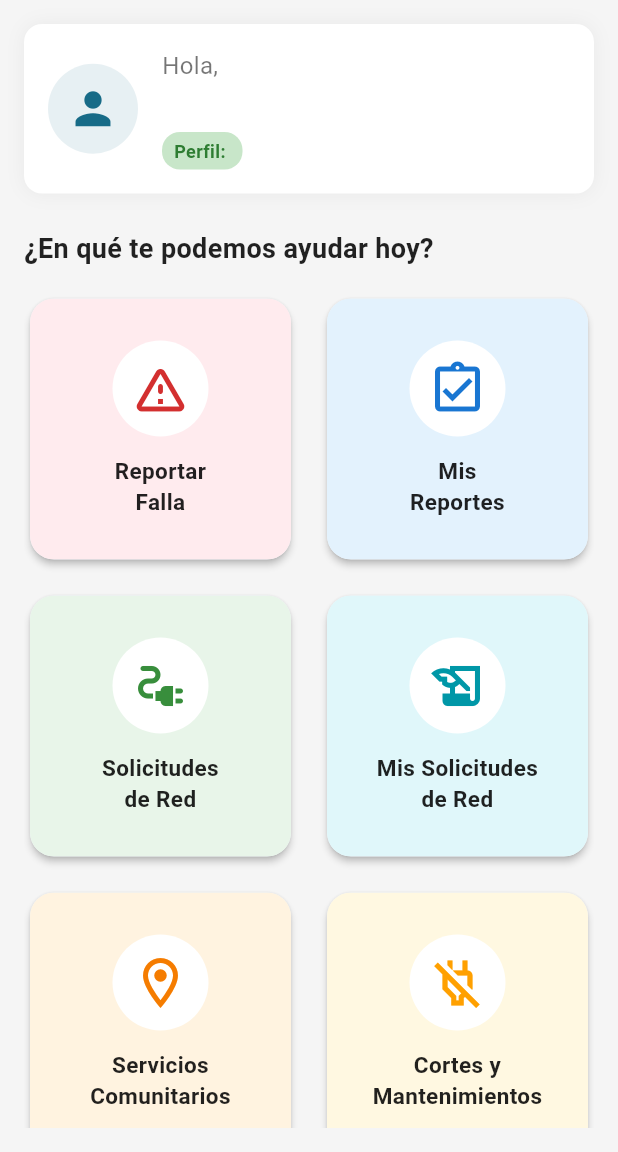
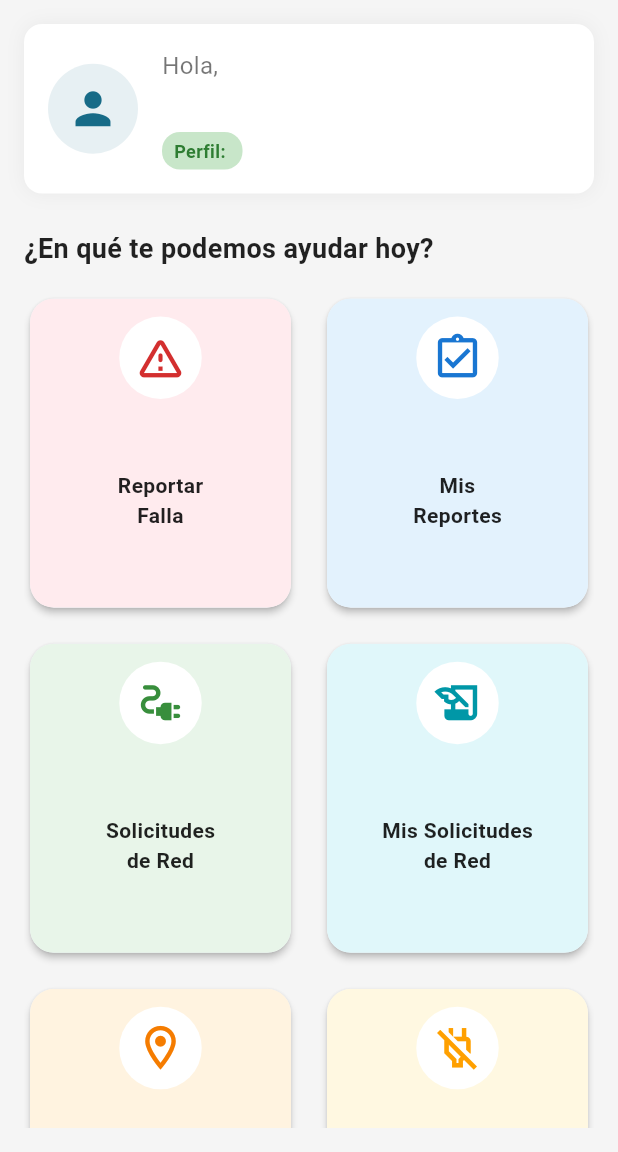
Before and after one commit to luisangelgomezlara-oss/sitienergia-frontend, a Flutter app: the HomePage screen opened directly with empty values, on a phone screen of 412 x 824 dp, the part 84-1236 px from its top. Run offline on Flutter 3.47's test engine with Material 3 defaults, Android fonts, the phone set to English and light mode, and no system bars; our stand-ins replace geolocator, google_maps_flutter, image_picker.

Commit message:
fix: ajuste responsivo en tarjetas del home para evitar bottom overflow

```diff
--- a/lib/presentation/pages/home_page.dart
+++ b/lib/presentation/pages/home_page.dart
@@ -123,7 +123,8 @@ class HomePage extends StatelessWidget {
                   crossAxisCount: 2,
                   crossAxisSpacing: 16,
                   mainAxisSpacing: 16,
-                  childAspectRatio: 1.0,
+                  childAspectRatio:
+                      0.85, // <-- Proporción corregida (más altura)
                   children: _obtenerTarjetasSegunRol(context),
                 ),
               ),
@@ -144,7 +145,6 @@ class HomePage extends StatelessWidget {
   // --- Lógica de Tarjetas por Rol ---
   List<Widget> _obtenerTarjetasSegunRol(BuildContext context) {
     if (session.rol == 'ADMIN') {
-      // Menú exclusivo para Administradores
       return [
         _construirTarjeta(
           context: context,
@@ -201,7 +201,6 @@ class HomePage extends StatelessWidget {
             );
           },
         ),
-        // NUEVA TARJETA: Mantenimientos (ADMIN)
         _construirTarjeta(
           context: context,
           titulo: 'Cortes y\nMantenimientos',
@@ -211,13 +210,13 @@ class HomePage extends StatelessWidget {
           alPresionar: () {
             Navigator.push(
               context,
-              MaterialPageRoute(builder: (_) => MantenimientosPage(session: session)),
+              MaterialPageRoute(
+                  builder: (_) => MantenimientosPage(session: session)),
             );
           },
         ),
       ];
     } else if (session.rol == 'TECNICO') {
-      // Menú exclusivo para Técnicos
       return [
         _construirTarjeta(
           context: context,
@@ -248,7 +247,6 @@ class HomePage extends StatelessWidget {
             );
           },
         ),
-        // NUEVA TARJETA: Mantenimientos (TÉCNICO)
         _construirTarjeta(
           context: context,
           titulo: 'Cortes y\nMantenimientos',
@@ -258,13 +256,13 @@ class HomePage extends StatelessWidget {
           alPresionar: () {
             Navigator.push(
               context,
-              MaterialPageRoute(builder: (_) => MantenimientosPage(session: session)),
+              MaterialPageRoute(
+                  builder: (_) => MantenimientosPage(session: session)),
             );
           },
         ),
       ];
     } else {
-      // Menú para Clientes
       return [
         _construirTarjeta(
           context: context,
@@ -341,7 +339,6 @@ class HomePage extends StatelessWidget {
             );
           },
         ),
-        // NUEVA TARJETA: Mantenimientos (CLIENTE)
         _construirTarjeta(
           context: context,
           titulo: 'Cortes y\nMantenimientos',
@@ -351,7 +348,8 @@ class HomePage extends StatelessWidget {
           alPresionar: () {
             Navigator.push(
               context,
-              MaterialPageRoute(builder: (_) => MantenimientosPage(session: session)),
+              MaterialPageRoute(
+                  builder: (_) => MantenimientosPage(session: session)),
             );
           },
         ),
@@ -376,24 +374,31 @@ class HomePage extends StatelessWidget {
         onTap: alPresionar,
         child: Container(
           decoration: BoxDecoration(color: colorFondo),
-          padding: const EdgeInsets.all(16),
+          padding: const EdgeInsets.symmetric(horizontal: 8, vertical: 12),
           child: Column(
             mainAxisAlignment: MainAxisAlignment.center,
             children: [
               Container(
-                padding: const EdgeInsets.all(12),
+                padding: const EdgeInsets.all(10),
                 decoration: const BoxDecoration(
                     color: Colors.white, shape: BoxShape.circle),
-                child: Icon(icono, size: 40, color: colorIcono),
+                child: Icon(icono, size: 35, color: colorIcono),
               ),
-              const SizedBox(height: 12),
-              Text(
-                titulo,
-                textAlign: TextAlign.center,
-                style: const TextStyle(
-                    fontSize: 15,
-                    fontWeight: FontWeight.bold,
-                    color: Colors.black87),
+              const SizedBox(height: 8),
+              Expanded(
+                child: Center(
+                  child: FittedBox(
+                    fit: BoxFit.scaleDown,
+                    child: Text(
+                      titulo,
+                      textAlign: TextAlign.center,
+                      style: const TextStyle(
+                          fontSize: 14,
+                          fontWeight: FontWeight.bold,
+                          color: Colors.black87),
+                    ),
+                  ),
+                ),
               ),
             ],
           ),
```
